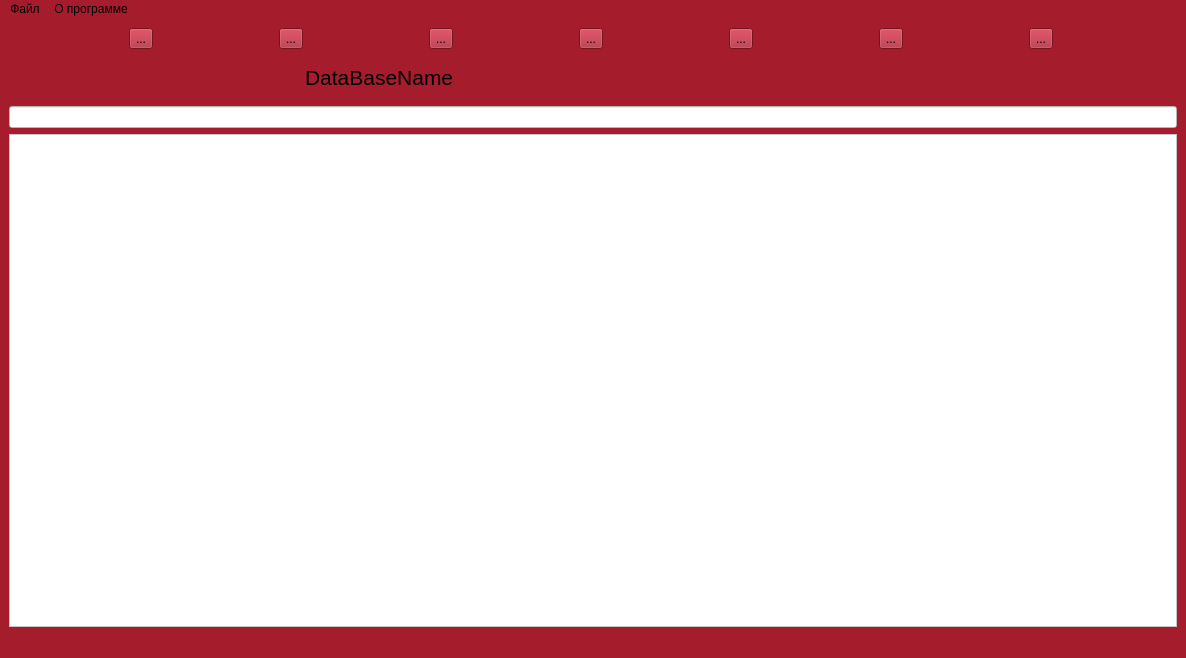
This is mainwindow.ui in floralunit/PocketPC-DataBase-QtCreator as Qt 5 draws it before an edit. The edited form follows.
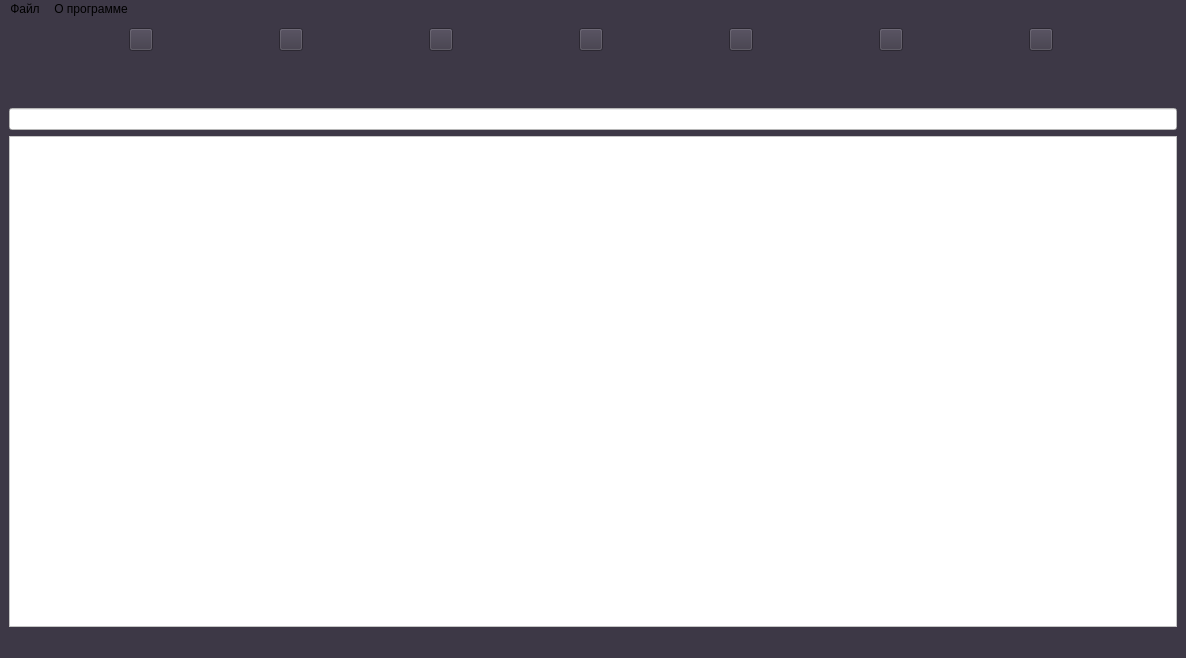
This is the edited form. Icons and pictures are not drawn.

Commit message: доработана панель инструментов

What changed in the file:
```diff
--- a/mainwindow.ui
+++ b/mainwindow.ui
@@ -28,7 +28,7 @@
     <normaloff>ICON.ico</normaloff>ICON.ico</iconset>
   </property>
   <property name="styleSheet">
-   <string notr="true">background: rgb(165, 29, 45)</string>
+   <string notr="true">background: rgb(61, 56, 70)</string>
   </property>
   <widget class="QWidget" name="centralwidget">
    <layout class="QVBoxLayout" name="verticalLayout">
@@ -36,50 +36,56 @@
      <layout class="QHBoxLayout" name="horizontalLayout_5">
       <item>
        <widget class="QToolButton" name="createToolButton">
+        <property name="toolTip">
+         <string>Создать БД</string>
+        </property>
+        <property name="styleSheet">
+         <string notr="true">background: rgb(61, 56, 70)</string>
+        </property>
         <property name="text">
-         <string>...</string>
+         <string/>
         </property>
        </widget>
       </item>
       <item>
        <widget class="QToolButton" name="openToolButton">
         <property name="text">
-         <string>...</string>
+         <string/>
         </property>
        </widget>
       </item>
       <item>
        <widget class="QToolButton" name="mergeToolButton">
         <property name="text">
-         <string>...</string>
+         <string/>
         </property>
        </widget>
       </item>
       <item>
        <widget class="QToolButton" name="saveToolButton">
         <property name="text">
-         <string>...</string>
+         <string/>
         </property>
        </widget>
       </item>
       <item>
        <widget class="QToolButton" name="addToolButton">
         <property name="text">
-         <string>...</string>
+         <string/>
         </property>
        </widget>
       </item>
       <item>
        <widget class="QToolButton" name="editToolButton">
         <property name="text">
-         <string>...</string>
+         <string/>
         </property>
        </widget>
       </item>
       <item>
        <widget class="QToolButton" name="deleteToolButton">
         <property name="text">
-         <string>...</string>
+         <string/>
         </property>
        </widget>
       </item>
@@ -254,54 +260,54 @@
            <colorrole role="WindowText">
             <brush brushstyle="SolidPattern">
              <color alpha="255">
-              <red>0</red>
-              <green>0</green>
-              <blue>0</blue>
+              <red>255</red>
+              <green>255</green>
+              <blue>255</blue>
              </color>
             </brush>
            </colorrole>
            <colorrole role="Button">
             <brush brushstyle="SolidPattern">
              <color alpha="255">
-              <red>165</red>
-              <green>29</green>
-              <blue>45</blue>
+              <red>61</red>
+              <green>56</green>
+              <blue>70</blue>
              </color>
             </brush>
            </colorrole>
            <colorrole role="Text">
             <brush brushstyle="SolidPattern">
              <color alpha="255">
-              <red>0</red>
-              <green>0</green>
-              <blue>0</blue>
+              <red>255</red>
+              <green>255</green>
+              <blue>255</blue>
              </color>
             </brush>
            </colorrole>
            <colorrole role="ButtonText">
             <brush brushstyle="SolidPattern">
              <color alpha="255">
-              <red>0</red>
-              <green>0</green>
-              <blue>0</blue>
+              <red>255</red>
+              <green>255</green>
+              <blue>255</blue>
              </color>
             </brush>
            </colorrole>
            <colorrole role="Base">
             <brush brushstyle="SolidPattern">
              <color alpha="255">
-              <red>165</red>
-              <green>29</green>
-              <blue>45</blue>
+              <red>61</red>
+              <green>56</green>
+              <blue>70</blue>
              </color>
             </brush>
            </colorrole>
            <colorrole role="Window">
             <brush brushstyle="SolidPattern">
              <color alpha="255">
-              <red>165</red>
-              <green>29</green>
-              <blue>45</blue>
+              <red>61</red>
+              <green>56</green>
+              <blue>70</blue>
              </color>
             </brush>
            </colorrole>
@@ -319,54 +325,54 @@
            <colorrole role="WindowText">
             <brush brushstyle="SolidPattern">
              <color alpha="255">
-              <red>0</red>
-              <green>0</green>
-              <blue>0</blue>
+              <red>255</red>
+              <green>255</green>
+              <blue>255</blue>
              </color>
             </brush>
            </colorrole>
            <colorrole role="Button">
             <brush brushstyle="SolidPattern">
              <color alpha="255">
-              <red>165</red>
-              <green>29</green>
-              <blue>45</blue>
+              <red>61</red>
+              <green>56</green>
+              <blue>70</blue>
              </color>
             </brush>
            </colorrole>
            <colorrole role="Text">
             <brush brushstyle="SolidPattern">
              <color alpha="255">
-              <red>0</red>
-              <green>0</green>
-              <blue>0</blue>
+              <red>255</red>
+              <green>255</green>
+              <blue>255</blue>
              </color>
             </brush>
            </colorrole>
            <colorrole role="ButtonText">
             <brush brushstyle="SolidPattern">
              <color alpha="255">
-              <red>0</red>
-              <green>0</green>
-              <blue>0</blue>
+              <red>255</red>
+              <green>255</green>
+              <blue>255</blue>
              </color>
             </brush>
            </colorrole>
            <colorrole role="Base">
             <brush brushstyle="SolidPattern">
              <color alpha="255">
-              <red>165</red>
-              <green>29</green>
-              <blue>45</blue>
+              <red>61</red>
+              <green>56</green>
+              <blue>70</blue>
              </color>
             </brush>
            </colorrole>
            <colorrole role="Window">
             <brush brushstyle="SolidPattern">
              <color alpha="255">
-              <red>165</red>
-              <green>29</green>
-              <blue>45</blue>
+              <red>61</red>
+              <green>56</green>
+              <blue>70</blue>
              </color>
             </brush>
            </colorrole>
@@ -384,54 +390,54 @@
            <colorrole role="WindowText">
             <brush brushstyle="SolidPattern">
              <color alpha="255">
-              <red>0</red>
-              <green>0</green>
-              <blue>0</blue>
+              <red>255</red>
+              <green>255</green>
+              <blue>255</blue>
              </color>
             </brush>
            </colorrole>
            <colorrole role="Button">
             <brush brushstyle="SolidPattern">
              <color alpha="255">
-              <red>165</red>
-              <green>29</green>
-              <blue>45</blue>
+              <red>61</red>
+              <green>56</green>
+              <blue>70</blue>
              </color>
             </brush>
            </colorrole>
            <colorrole role="Text">
             <brush brushstyle="SolidPattern">
              <color alpha="255">
-              <red>0</red>
-              <green>0</green>
-              <blue>0</blue>
+              <red>255</red>
+              <green>255</green>
+              <blue>255</blue>
              </color>
             </brush>
            </colorrole>
            <colorrole role="ButtonText">
             <brush brushstyle="SolidPattern">
              <color alpha="255">
-              <red>0</red>
-              <green>0</green>
-              <blue>0</blue>
+              <red>255</red>
+              <green>255</green>
+              <blue>255</blue>
              </color>
             </brush>
            </colorrole>
            <colorrole role="Base">
             <brush brushstyle="SolidPattern">
              <color alpha="255">
-              <red>165</red>
-              <green>29</green>
-              <blue>45</blue>
+              <red>61</red>
+              <green>56</green>
+              <blue>70</blue>
              </color>
             </brush>
            </colorrole>
            <colorrole role="Window">
             <brush brushstyle="SolidPattern">
              <color alpha="255">
-              <red>165</red>
-              <green>29</green>
-              <blue>45</blue>
+              <red>61</red>
+              <green>56</green>
+              <blue>70</blue>
              </color>
             </brush>
            </colorrole>
@@ -461,10 +467,10 @@
         </property>
         <property name="styleSheet">
          <string notr="true">font: 500 16pt &quot;Cantarell&quot;;
-color: rgb(0, 0, 0)</string>
+color: rgb(255, 255, 255)</string>
         </property>
         <property name="text">
-         <string>DataBaseName</string>
+         <string/>
         </property>
        </widget>
       </item>
```
Left out of the diff: 18 changed lines with no effect on the pictures. The commit also changes 1 other file.
